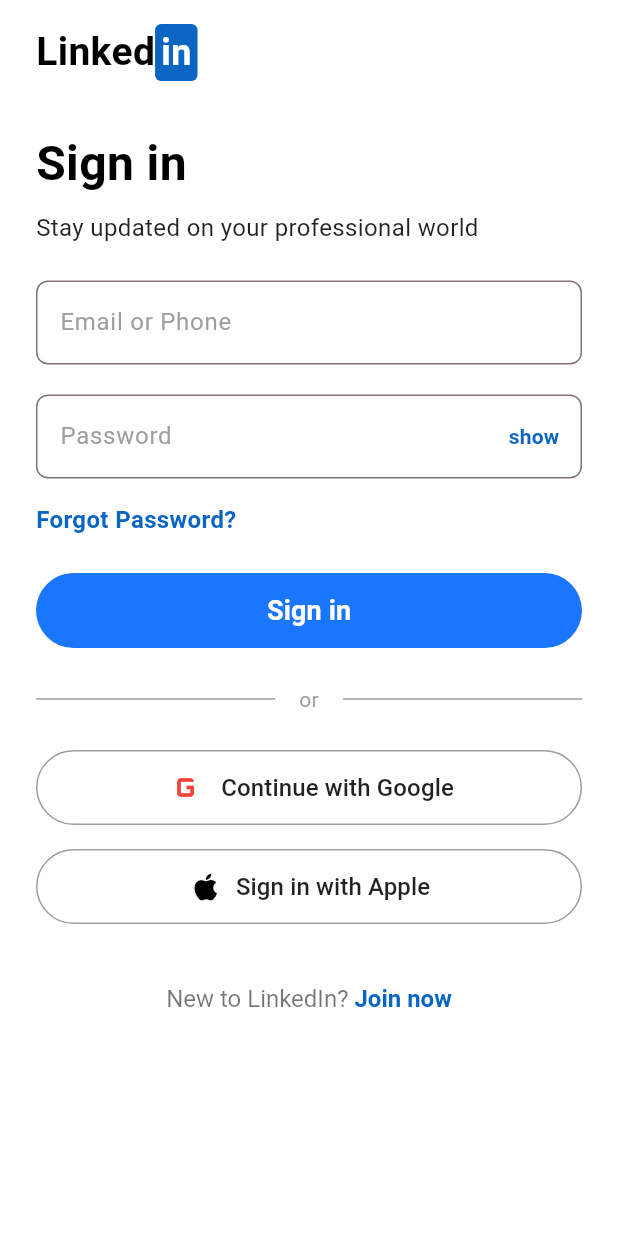
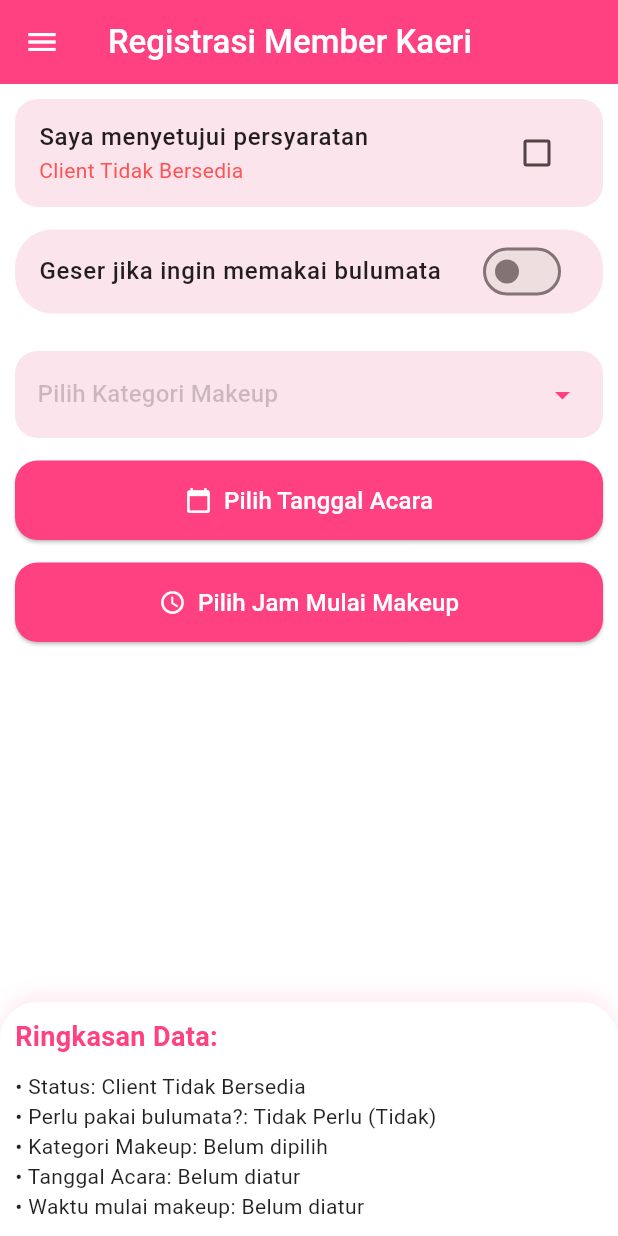
Before and after one commit to rharabee022/project-flutter-1, a Flutter app: the screen it shows after launch, on a phone screen of 412 x 824 dp. Run offline on Flutter 3.47's test engine with Material 3 defaults, Android fonts, the phone set to English and light mode, and no system bars.

Commit message:
Tugas 7 Flutter

```diff
--- a/lib/main.dart
+++ b/lib/main.dart
@@ -1,7 +1,5 @@
 import 'package:flutter/material.dart';
-
-// 1. Memanggil file tugas6.dart tempat halaman login LinkedIn berada
-import 'tugas6.dart';
+import 'package:rhara_belajar1/tugas7.dart';
 
 void main() {
   runApp(const ChizilishiApp());
@@ -20,7 +18,7 @@
         useMaterial3: true,
       ),
       // 2. Menampilkan LinkedInLoginPage sebagai halaman utama
-      home: const LinkedInLoginPage(),
+      home: const Tugas7Day15(),
     );
   }
 }
--- /dev/null
+++ b/lib/tugas7.dart
@@ -0,0 +1,431 @@
+import 'package:flutter/material.dart';
+
+void main() {
+  runApp(const Tugas7Day15());
+}
+
+class Tugas7Day15 extends StatelessWidget {
+  const Tugas7Day15({super.key});
+
+  @override
+  Widget build(BuildContext context) {
+    return MaterialApp(
+      debugShowCheckedModeBanner: false,
+      title: 'Registrasi Aplikasi Kaeri',
+      theme: ThemeData(
+        primarySwatch: Colors.pink,
+        colorScheme: ColorScheme.fromSeed(seedColor: Colors.pinkAccent),
+      ),
+      home: const InteractiveForm(),
+    );
+  }
+}
+
+class InteractiveForm extends StatefulWidget {
+  const InteractiveForm({super.key});
+
+  @override
+  State<InteractiveForm> createState() => _InteractiveFormPageState();
+}
+
+class _InteractiveFormPageState extends State<InteractiveForm> {
+  // Variabel State
+  bool _isAgreed = false;
+  bool _isDarkMode = false;
+  String? _selectedCategory;
+  DateTime? _selectedDate;
+  TimeOfDay? _selectedTime;
+
+  // Daftar pilihan Dropdown
+  final List<String> _categories = [
+    'Makeup Wisuda',
+    'Makeup PreWedding',
+    'Makeup Wedding',
+    'Makeup Party',
+    'Makeup Mature',
+    'Lainnya',
+  ];
+
+  // Fungsi buat menampilkan Date Picker
+  Future<void> _selectDate(BuildContext context) async {
+    final DateTime? picked = await showDatePicker(
+      context: context,
+      initialDate: DateTime.now(),
+      firstDate: DateTime(1980),
+      lastDate: DateTime(2100),
+      builder: (context, child) {
+        return Theme(
+          data: Theme.of(context).copyWith(
+            colorScheme: const ColorScheme.light(
+              primary: Colors.pinkAccent, // Warna header kalender
+              onPrimary: Colors.white,
+              onSurface: Colors.black,
+            ),
+          ),
+          child: child!,
+        );
+      },
+    );
+    if (picked != null && picked != _selectedDate) {
+      setState(() {
+        _selectedDate = picked;
+      });
+    }
+  }
+
+  // Fungsi memunculkan Time Picker
+  Future<void> _selectTime(BuildContext context) async {
+    final TimeOfDay? picked = await showTimePicker(
+      context: context,
+      initialTime: TimeOfDay.now(),
+      builder: (context, child) {
+        return Theme(
+          data: Theme.of(context).copyWith(
+            colorScheme: const ColorScheme.light(
+              primary: Colors.pinkAccent,
+              onPrimary: Colors.white,
+              onSurface: Colors.black,
+            ),
+          ),
+          child: child!,
+        );
+      },
+    );
+    if (picked != null && picked != _selectedTime) {
+      setState(() {
+        _selectedTime = picked;
+      });
+    }
+  }
+
+  @override
+  Widget build(BuildContext context) {
+    // Definisi warna mode
+    Color bgColor = _isDarkMode ? const Color(0xFF2C2C2C) : Colors.white;
+    Color textColor = _isDarkMode ? Colors.white : Colors.black87;
+    Color cardColor = _isDarkMode
+        ? const Color(0xFF3D3D3D)
+        : Colors.pink.shade50;
+
+    return Scaffold(
+      // 1. APPBAR
+      appBar: AppBar(
+        title: const Text(
+          'Registrasi Member Kaeri',
+          style: TextStyle(fontWeight: FontWeight.w500, color: Colors.white),
+        ),
+        backgroundColor: Colors.pinkAccent,
+        iconTheme: const IconThemeData(color: Colors.white),
+      ),
+
+      // 2. DRAWER
+      drawer: Drawer(
+        backgroundColor: Colors.white,
+        child: ListView(
+          padding: EdgeInsets.zero,
+          children: <Widget>[
+            DrawerHeader(
+              decoration: const BoxDecoration(
+                color: Colors.pinkAccent,
+                borderRadius: BorderRadius.only(
+                  bottomRight: Radius.circular(30),
+                ),
+              ),
+              child: Column(
+                crossAxisAlignment: CrossAxisAlignment.start,
+                mainAxisAlignment: MainAxisAlignment.end,
+                children: [
+                  const CircleAvatar(
+                    radius: 35,
+                    backgroundColor: Colors.white,
+                    child: Icon(
+                      Icons.face_retouching_natural,
+                      size: 40,
+                      color: Color.fromARGB(255, 223, 182, 195),
+                    ),
+                  ),
+                  const SizedBox(height: 12),
+                  const Text(
+                    'Kaeri App',
+                    style: TextStyle(
+                      color: Colors.white,
+                      fontSize: 22,
+                      fontWeight: FontWeight.bold,
+                    ),
+                  ),
+                  Text(
+                    'Smart workspace for makeup artist',
+                    style: TextStyle(
+                      color: Colors.white.withOpacity(0.9),
+                      fontSize: 14,
+                    ),
+                  ),
+                ],
+              ),
+            ),
+            ListTile(
+              leading: Icon(Icons.home_outlined, color: Colors.grey.shade700),
+              title: const Text('Beranda'),
+              onTap: () => Navigator.pop(context),
+            ),
+            Container(
+              color: Colors.pink.shade50,
+              child: ListTile(
+                leading: const Icon(
+                  Icons.app_registration,
+                  color: Colors.pinkAccent,
+                ),
+                title: const Text(
+                  'Daftar Klien',
+                  style: TextStyle(
+                    color: Colors.pinkAccent,
+                    fontWeight: FontWeight.bold,
+                  ),
+                ),
+                onTap: () => Navigator.pop(context),
+              ),
+            ),
+            ListTile(
+              leading: Icon(Icons.spa_outlined, color: Colors.grey.shade700),
+              title: const Text('Katalog Service'),
+              onTap: () => Navigator.pop(context),
+            ),
+            ListTile(
+              leading: Icon(
+                Icons.calendar_month_outlined,
+                color: Colors.grey.shade700,
+              ),
+              title: const Text('Jadwal Booking'),
+              onTap: () => Navigator.pop(context),
+            ),
+            Divider(color: Colors.grey.shade200, thickness: 5, height: 30),
+            ListTile(
+              leading: Icon(
+                Icons.settings_outlined,
+                color: Colors.grey.shade700,
+              ),
+              title: const Text('Pengaturan Akun'),
+              onTap: () => Navigator.pop(context),
+            ),
+            ListTile(
+              leading: Icon(Icons.help_outline, color: Colors.grey.shade700),
+              title: const Text('Bantuan & FAQ'),
+              onTap: () => Navigator.pop(context),
+            ),
+          ],
+        ),
+      ),
+
+      // 3. BODY DENGAN BACKGROUND
+      body: Container(
+        color: bgColor, // Darkmode
+        child: Column(
+          children: [
+            // Area Form Utama
+            Expanded(
+              child: SingleChildScrollView(
+                padding: const EdgeInsets.all(10.0),
+                child: Column(
+                  crossAxisAlignment: CrossAxisAlignment.stretch,
+                  children: [
+                    // --- KOMPONEN 1: CHECKBOX ---
+                    Container(
+                      decoration: BoxDecoration(
+                        color: cardColor,
+                        borderRadius: BorderRadius.circular(15),
+                      ),
+                      child: CheckboxListTile(
+                        activeColor: Colors.pinkAccent,
+                        title: Text(
+                          'Saya menyetujui persyaratan',
+                          style: TextStyle(
+                            color: textColor,
+                            fontWeight: FontWeight.w500,
+                          ),
+                        ),
+                        subtitle: Text(
+                          _isAgreed
+                              ? 'Client Bersedia'
+                              : 'Client Tidak Bersedia',
+                          style: TextStyle(
+                            color: _isAgreed ? Colors.green : Colors.redAccent,
+                          ),
+                        ),
+                        value: _isAgreed,
+                        onChanged: (bool? value) {
+                          setState(() {
+                            _isAgreed = value ?? false;
+                          });
+                        },
+                      ),
+                    ),
+                    const SizedBox(height: 15),
+
+                    // ---Switch---
+                    Container(
+                      decoration: BoxDecoration(
+                        color: cardColor,
+                        borderRadius: BorderRadius.circular(25),
+                      ),
+                      child: SwitchListTile(
+                        activeThumbColor: Colors.pinkAccent,
+                        title: Text(
+                          'Geser jika ingin memakai bulumata',
+                          style: TextStyle(
+                            color: textColor,
+                            fontWeight: FontWeight.w500,
+                          ),
+                        ),
+                        value: _isDarkMode,
+                        onChanged: (bool value) {
+                          setState(() {
+                            _isDarkMode = value;
+                          });
+                        },
+                      ),
+                    ),
+                    const SizedBox(height: 25),
+
+                    // ---DROPDOWN---
+                    Container(
+                      padding: const EdgeInsets.symmetric(
+                        horizontal: 15,
+                        vertical: 5,
+                      ),
+                      decoration: BoxDecoration(
+                        color: cardColor,
+                        borderRadius: BorderRadius.circular(15),
+                      ),
+                      child: DropdownButtonHideUnderline(
+                        child: DropdownButton<String>(
+                          isExpanded: true,
+                          hint: Text(
+                            'Pilih Kategori Makeup',
+                            style: TextStyle(color: textColor.withOpacity(0.2)),
+                          ),
+                          value: _selectedCategory,
+                          dropdownColor: cardColor,
+                          icon: const Icon(
+                            Icons.arrow_drop_down,
+                            color: Colors.pinkAccent,
+                          ),
+                          items: _categories.map((String category) {
+                            return DropdownMenuItem<String>(
+                              value: category,
+                              child: Text(
+                                category,
+                                style: TextStyle(color: textColor),
+                              ),
+                            );
+                          }).toList(),
+                          onChanged: (String? newValue) {
+                            setState(() {
+                              _selectedCategory = newValue;
+                            });
+                          },
+                        ),
+                      ),
+                    ),
+                    const SizedBox(height: 15),
+
+                    // ---Date Picker---
+                    ElevatedButton.icon(
+                      style: ElevatedButton.styleFrom(
+                        backgroundColor: Colors.pinkAccent,
+                        foregroundColor: Colors.white,
+                        padding: const EdgeInsets.symmetric(vertical: 15),
+                        shape: RoundedRectangleBorder(
+                          borderRadius: BorderRadius.circular(15),
+                        ),
+                      ),
+                      icon: const Icon(Icons.calendar_today),
+                      label: const Text(
+                        'Pilih Tanggal Acara',
+                        style: TextStyle(fontSize: 16),
+                      ),
+                      onPressed: () => _selectDate(context),
+                    ),
+                    const SizedBox(height: 15),
+
+                    // ---Time Picker---
+                    ElevatedButton.icon(
+                      style: ElevatedButton.styleFrom(
+                        backgroundColor: Colors.pinkAccent,
+                        foregroundColor: Colors.white,
+                        padding: const EdgeInsets.symmetric(vertical: 15),
+                        shape: RoundedRectangleBorder(
+                          borderRadius: BorderRadius.circular(15),
+                        ),
+                      ),
+                      icon: const Icon(Icons.access_time),
+                      label: const Text(
+                        'Pilih Jam Mulai Makeup',
+                        style: TextStyle(fontSize: 16),
+                      ),
+                      onPressed: () => _selectTime(context),
+                    ),
+                  ],
+                ),
+              ),
+            ),
+
+            // 4. RESULT AREA
+            Container(
+              width: double.infinity,
+              padding: const EdgeInsets.all(10),
+              decoration: BoxDecoration(
+                color: _isDarkMode ? Colors.black87 : Colors.white,
+                boxShadow: [
+                  BoxShadow(
+                    color: Colors.pinkAccent.withOpacity(0.1),
+                    blurRadius: 10,
+                    offset: const Offset(0, -5),
+                  ),
+                ],
+                borderRadius: const BorderRadius.vertical(
+                  top: Radius.circular(25),
+                ),
+              ),
+              child: Column(
+                crossAxisAlignment: CrossAxisAlignment.start,
+                children: [
+                  const Text(
+                    'Ringkasan Data:',
+                    style: TextStyle(
+                      color: Colors.pinkAccent,
+                      fontSize: 18,
+                      fontWeight: FontWeight.bold,
+                    ),
+                  ),
+                  const SizedBox(height: 10),
+
+                  // Logika Teks Hasil sesuai instruksi
+                  Text(
+                    '• Status: ${_isAgreed ? "Client Bersedia" : "Client Tidak Bersedia"}',
+                    style: TextStyle(color: textColor),
+                  ),
+                  Text(
+                    '• Perlu pakai bulumata?: ${_isDarkMode ? "Pakai (Ya)" : "Tidak Perlu (Tidak)"}',
+                    style: TextStyle(color: textColor),
+                  ),
+                  Text(
+                    '• Kategori Makeup: ${_selectedCategory == null ? "Belum dipilih" : "Kamu memilih $_selectedCategory"}',
+                    style: TextStyle(color: textColor),
+                  ),
+                  Text(
+                    '• Tanggal Acara: ${_selectedDate == null ? "Belum diatur" : "Tanggal Lahir: ${_selectedDate!.day.toString().padLeft(2, '0')}-${_selectedDate!.month.toString().padLeft(2, '0')}-${_selectedDate!.year}"}',
+                    style: TextStyle(color: textColor),
+                  ),
+                  Text(
+                    '• Waktu mulai makeup: ${_selectedTime == null ? "Belum diatur" : "Jam mulai makeup ${_selectedTime!.hour.toString().padLeft(2, '0')}:${_selectedTime!.minute.toString().padLeft(2, '0')}"}',
+                    style: TextStyle(color: textColor),
+                  ),
+                ],
+              ),
+            ),
+          ],
+        ),
+      ),
+    );
+  }
+}
```
Also changed, not shown: lib/latihan.dart (deleted).
